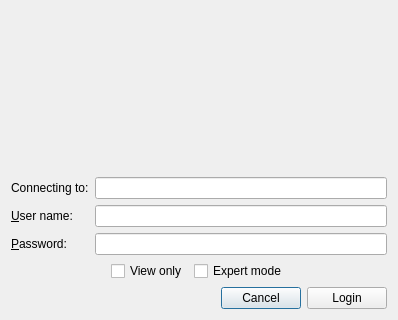
ess-dmsc/nicos, file nicos_ess/gui/dialogs/auth.ui: the form before one commit; both pictures show x 0 to 398 and y 420 to 740 of the 398 by 740 pixel window.
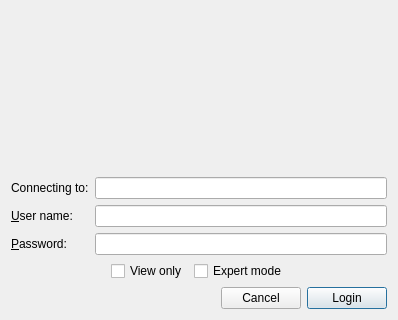
The form after the commit. Icons and pictures are not drawn.

Commit message: Make default buttons on dialogs obvious

The edit to the form file:
```diff
--- a/nicos_ess/gui/dialogs/auth.ui
+++ b/nicos_ess/gui/dialogs/auth.ui
@@ -223,6 +223,9 @@
        <property name="text">
         <string>Cancel</string>
        </property>
+       <property name="autoDefault">
+        <bool>true</bool>
+       </property>
       </widget>
      </item>
      <item>
@@ -230,6 +233,12 @@
        <property name="text">
         <string>Login</string>
        </property>
+       <property name="autoDefault">
+        <bool>true</bool>
+       </property>
+       <property name="default">
+        <bool>true</bool>
+       </property>
       </widget>
      </item>
     </layout>
```
The commit also changes 4 other files.
